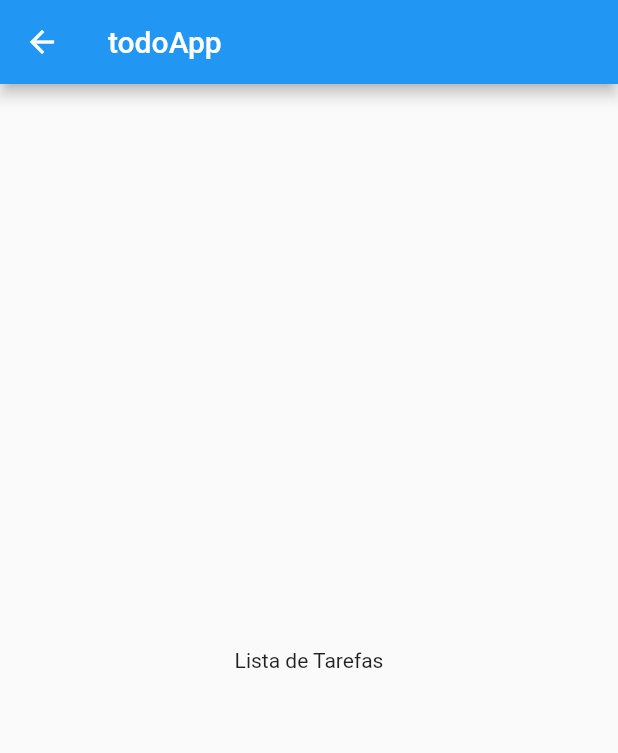
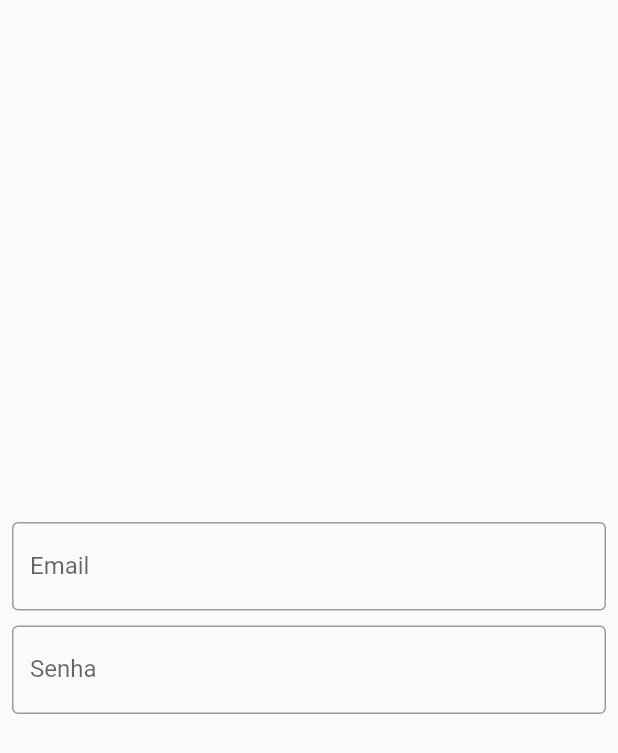
Before and after one commit to DesenvolvedorDOM23/todo_app, a Flutter app: the TodoList widget shown alone on an empty page, opened directly, on a phone screen of 412 x 824 dp. Shown: the top 753 px of the screen. Run offline on Flutter 3.47's test engine with Material 2 defaults, Android fonts, the light colour scheme and no system bars.

```diff
--- a/todo_app/lib/main.dart
+++ b/todo_app/lib/main.dart
@@ -1,5 +1,7 @@
 import 'package:flutter/material.dart';
 import 'package:todo_app/view/pages/register_page.dart';
+import 'package:todo_app/view/pages/create_tasks_page.dart';
+import 'package:todo_app/view/pages/todo_list_page.dart';
 
 void main() {
   runApp(const MyApp());
@@ -16,8 +18,10 @@ class MyApp extends StatelessWidget {
       theme: ThemeData(
         primarySwatch: Colors.blue,
       ),
+      initialRoute: '/',
       routes: {
         '/': (context) =>  const Register(),
+        '/todoList':(context) =>  TodoList(),
       },
     );
   }
--- a/todo_app/lib/view/pages/register_page.dart
+++ b/todo_app/lib/view/pages/register_page.dart
@@ -33,7 +33,9 @@ class Register extends StatelessWidget {
               Row(
                 mainAxisAlignment: MainAxisAlignment.spaceAround,
                 children: <Widget>[
-                  ElevatedButton(onPressed: () {},
+                  ElevatedButton(onPressed: () {
+                    Navigator.of(context).pushReplacementNamed('/todoList');
+                  },
                   style: ButtonStyle(
                     backgroundColor: MaterialStateProperty.all(Color.fromARGB(255, 69, 39, 176),),
                     padding: MaterialStateProperty.all(
@@ -55,6 +57,7 @@ class Register extends StatelessWidget {
                     ),
 
                     ),
+
                     )
                 ],
               ),
--- a/todo_app/lib/view/pages/todo_list_page.dart
+++ b/todo_app/lib/view/pages/todo_list_page.dart
@@ -1,11 +1,46 @@
 import 'package:flutter/material.dart';
+class TodoList extends StatefulWidget {
+  const TodoList({super.key});
 
-class TodoList extends StatelessWidget {
+  @override
+  State<TodoList> createState() => _TodoListState();
+}
+
+class _TodoListState extends State<TodoList> {
   @override
   Widget build(BuildContext context) {
-    return Scaffold(
-      appBar: AppBar(title: Text("todoApp")),
-      body: Center(child: Text("Lista de Tarefas")),
+    return Material(
+      child: SizedBox(
+        width:double.infinity,
+        height:double.infinity,
+        child: Padding(
+          padding: const EdgeInsets.all(8.0),
+          child: Column(
+            mainAxisAlignment: MainAxisAlignment.center,
+            children: [
+              TextField(
+                keyboardType: TextInputType.emailAddress,
+                decoration: InputDecoration(
+                  labelText: 'Email',
+                  border: OutlineInputBorder(),
+                  ),
+              ),
+              SizedBox(height: 10),
+                TextField(
+                  obscureText: true,
+                decoration: InputDecoration(
+                  labelText: 'Senha',
+                  border: OutlineInputBorder(),
+                  ),
+              ),
+              //SizedBox(height: 15),
+              //RaisedButton(onPressed:() {},
+               //child: Text('Entrar'),
+               //)
+              ],
+            ),
+        ),
+      ),
     );
   }
 }
```
